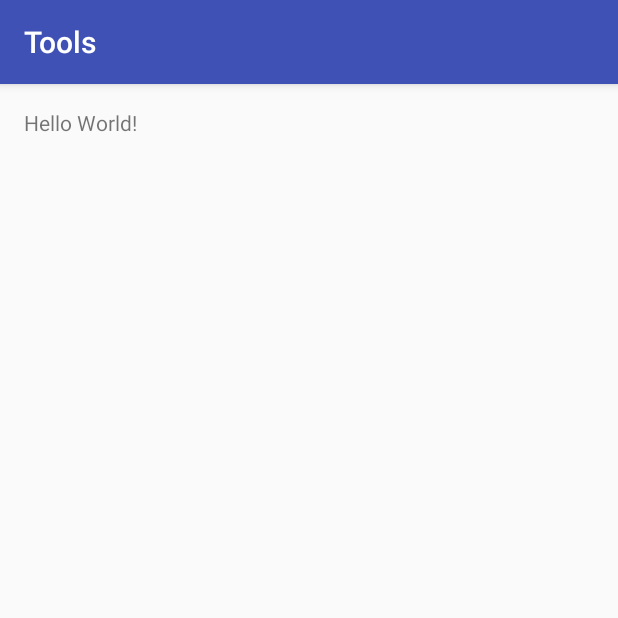
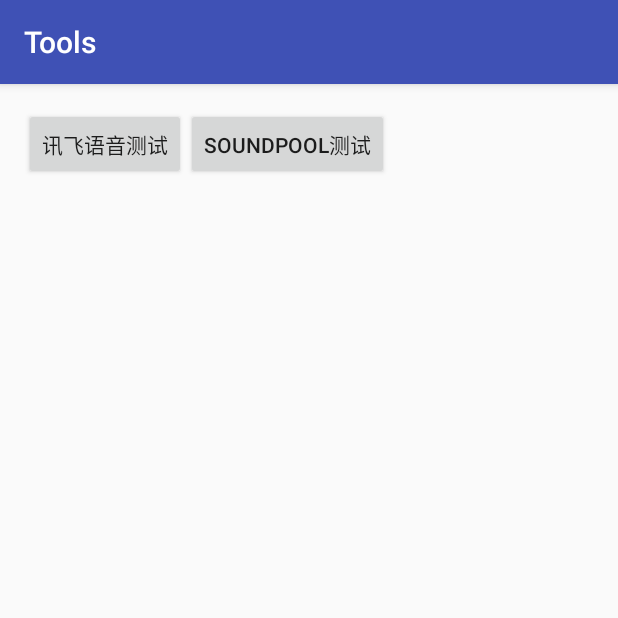
Before and after one commit to Frank1213/android_tools, an Android app: the screen it shows after launch (MainActivity), on a phone screen of 412 x 824 dp, the top half of it. Run offline under Robolectric (Android 15) with nearby library versions, the phone set to English and light mode, and no system bars.

Commit message:
版本2
增加了讯飞语音
增加了SoundPool管理类

```diff
--- a/Tools/app/build.gradle
+++ b/Tools/app/build.gradle
@@ -11,6 +11,7 @@ android {
         versionName "1.0"
         testInstrumentationRunner "android.support.test.runner.AndroidJUnitRunner"
     }
+
     buildTypes {
         release {
             minifyEnabled false
@@ -32,4 +33,7 @@ dependencies {
     })
     compile 'com.android.support:appcompat-v7:24.2.1'
     testCompile 'junit:junit:4.12'
+
+    compile files('libs/Msc.jar')
+    compile files('libs/Sunflower.jar')
 }
--- a/Tools/app/src/main/java/linc/ps/tools/base/MainActivity.java
+++ b/Tools/app/src/main/java/linc/ps/tools/base/MainActivity.java
@@ -1,15 +1,46 @@
 package linc.ps.tools.base;
 
+import android.os.Bundle;
 import android.support.v7.app.AppCompatActivity;
-import android.os.Bundle;
+import android.view.View;
+import android.widget.Button;
+import android.widget.LinearLayout;
 
 import linc.ps.tools.R;
+import linc.ps.tools.sound.AudioUtils;
+import linc.ps.tools.sound.SoundPoolUtils;
 
-public class MainActivity extends AppCompatActivity {
+public class MainActivity extends AppCompatActivity implements View.OnClickListener {
+
+    private Button btn_one;
+    private LinearLayout activity_main;
+    private Button btn_two;
 
     @Override
     protected void onCreate(Bundle savedInstanceState) {
         super.onCreate(savedInstanceState);
         setContentView(R.layout.activity_main);
+        initView();
+    }
+
+    private void initView() {
+        btn_one = (Button) findViewById(R.id.btn_one);
+        activity_main = (LinearLayout) findViewById(R.id.activity_main);
+
+        btn_one.setOnClickListener(this);
+        btn_two = (Button) findViewById(R.id.btn_two);
+        btn_two.setOnClickListener(this);
+    }
+
+    @Override
+    public void onClick(View v) {
+        switch (v.getId()) {
+            case R.id.btn_one:
+                AudioUtils.getInstance().speakText("十七点整");
+                break;
+            case R.id.btn_two:
+                SoundPoolUtils.getInstance().play(1,0);
+                break;
+        }
     }
 }
--- a/Tools/app/src/main/java/linc/ps/tools/base/MyApplication.java
+++ b/Tools/app/src/main/java/linc/ps/tools/base/MyApplication.java
@@ -3,29 +3,30 @@ package linc.ps.tools.base;
 import android.app.Application;
 import android.content.Context;
 
+import com.iflytek.cloud.SpeechConstant;
+import com.iflytek.cloud.SpeechUtility;
+
 import linc.ps.tools.crash.CrashUtils;
+import linc.ps.tools.sound.AudioUtils;
 
 /**
- * Created by Frank on 2016/12/22.
  * 1.全局异常捕获
  * 2.讯飞语音初始化
  * 3.数据库
  */
-
 public class MyApplication extends Application {
     public static Context context;
     @Override
     public void onCreate() {
         super.onCreate();
         context = getApplicationContext();
-        // 全局闪退异常记录
+        // 1.全局闪退异常记录
         CrashUtils crashUtils = CrashUtils.getInstance();
         crashUtils.init();
-        // 讯飞语音注册,初始化语音对象
-//        SpeechUtility.createUtility(context, SpeechConstant.APPID+"=5876d59c");
-//        AudioUtils.getInstance().init(context);
+        // 2.讯飞语音注册,初始化语音对象
+        SpeechUtility.createUtility(context, SpeechConstant.APPID+"=5876d59c");
+        AudioUtils.getInstance().init(context);
     }
-
     /**
      * 获取全局上下文*/
     public static Context getContext() {
--- a/Tools/app/src/main/java/linc/ps/tools/crash/CrashModel.java
+++ b/Tools/app/src/main/java/linc/ps/tools/crash/CrashModel.java
@@ -4,7 +4,6 @@ package linc.ps.tools.crash;
  * Created by Frank on 2016/12/23.
  * 全局异常捕获
  */
-
 public class CrashModel {
     /*
         ************* Crash Log Head ****************
@@ -16,7 +15,6 @@ public class CrashModel {
         App VersionCode    : 0
         ************* Crash Log Head ****************
         */
-
     private String DeviceManufacturer;
     private String DeviceModel;
     private String AndroidVersion;
--- a/Tools/app/src/main/java/linc/ps/tools/crash/CrashUtils.java
+++ b/Tools/app/src/main/java/linc/ps/tools/crash/CrashUtils.java
@@ -11,26 +11,14 @@ import java.util.Locale;
  * Created by Frank on 2016/12/22.
  * 崩溃相关工具类
  */
+public class CrashUtils implements Thread.UncaughtExceptionHandler {
+    private volatile static CrashUtils mInstance;
+    private Thread.UncaughtExceptionHandler mHandler;
+    private boolean mInitialized;
+    private CrashUtils() {
 
-public class CrashUtils implements Thread.UncaughtExceptionHandler {
-
-    private volatile static CrashUtils mInstance;
-
-    private Thread.UncaughtExceptionHandler mHandler;
-    private boolean                  mInitialized;
-    private String                   crashDir;
-    private String                   versionName;
-    private int                      versionCode;
-
-    private CrashUtils() {
     }
-
-    /**
-     * 获取单例
-     * <p>在Application中初始化{@code CrashUtils.getInstance().init(this);}</p>
-     *
-     * @return 单例
-     */
+    /**单例**/
     public static CrashUtils getInstance() {
         if (mInstance == null) {
             synchronized (CrashUtils.class) {
@@ -41,23 +29,15 @@ public class CrashUtils implements Thread.UncaughtExceptionHandler {
         }
         return mInstance;
     }
-
-    /**
-     * 初始化
-     *
-     * @return {@code true}: 成功<br>{@code false}: 失败
-     */
+    /*** 初始化{true: 成功;false: 失败}**/
     public boolean init() {
         if (mInitialized) return true;
         mHandler = Thread.getDefaultUncaughtExceptionHandler();
         Thread.setDefaultUncaughtExceptionHandler(this);
         return mInitialized = true;
     }
-
     @Override
     public void uncaughtException(Thread thread, final Throwable throwable) {
-
-
         new Thread(new Runnable() {
             @Override
             public void run() {
@@ -68,7 +48,6 @@ public class CrashUtils implements Thread.UncaughtExceptionHandler {
                 crashModel.setAndroidVersion(Build.VERSION.RELEASE);
                 crashModel.setAndroidSDK(Build.VERSION.SDK_INT);
                 crashModel.setMessage(throwable.getMessage());
-                Log.e("test", "--->into uncaughtException run :");
                 // 接下来就是调用服务端的接口去保存闪退的信息
             }
         }).start();
@@ -76,20 +55,4 @@ public class CrashUtils implements Thread.UncaughtExceptionHandler {
             mHandler.uncaughtException(thread, throwable);
         }
     }
-
-    /**
-     * 获取崩溃头
-     *
-     * @return 崩溃头
-     */
-    private String getCrashModel() {
-        return "\n************* Crash Log Head ****************" +
-                "\nDevice Manufacturer: " + Build.MANUFACTURER +// 设备厂商
-                "\nDevice Model       : " + Build.MODEL +// 设备型号
-                "\nAndroid Version    : " + Build.VERSION.RELEASE +// 系统版本
-                "\nAndroid SDK        : " + Build.VERSION.SDK_INT +// SDK版本
-                "\nApp VersionName    : " + versionName +
-                "\nApp VersionCode    : " + versionCode +
-                "\n************* Crash Log Head ****************\n\n";
-    }
 }
--- /dev/null
+++ b/Tools/app/src/main/java/linc/ps/tools/sound/AudioUtils.java
@@ -0,0 +1,103 @@
+package linc.ps.tools.sound;
+
+import android.content.Context;
+import android.os.Bundle;
+import android.util.Log;
+
+import com.iflytek.cloud.InitListener;
+import com.iflytek.cloud.SpeechConstant;
+import com.iflytek.cloud.SpeechError;
+import com.iflytek.cloud.SpeechSynthesizer;
+import com.iflytek.cloud.SynthesizerListener;
+
+/**
+ * Created by Frank on 2017/1/17.
+ * 语音播放工具类
+ */
+public class AudioUtils {
+    private static AudioUtils audioUtils;
+
+    private SpeechSynthesizer mySynthesizer;
+
+    public AudioUtils() {
+    }
+
+    /**
+     * 描述:单例
+     */
+    public static AudioUtils getInstance() {
+        if (audioUtils == null) {
+            synchronized (AudioUtils.class) {
+                if (audioUtils == null) {
+                    audioUtils = new AudioUtils();
+                }
+            }
+        }
+        return audioUtils;
+    }
+
+    private InitListener myInitListener = new InitListener() {
+        @Override
+        public void onInit(int code) {
+            Log.d("test:", "InitListener init() code = " + code);
+        }
+    };
+
+
+    /**
+     * 描述:初始化语音配置
+     */
+    public void init(Context context) {
+        //处理语音合成关键类
+        mySynthesizer = SpeechSynthesizer.createSynthesizer(context, myInitListener);
+        //设置发音人
+        mySynthesizer.setParameter(SpeechConstant.VOICE_NAME, "xiaoyan");
+        //设置音调
+        mySynthesizer.setParameter(SpeechConstant.PITCH, "50");
+        //设置音量
+        mySynthesizer.setParameter(SpeechConstant.VOLUME, "50");
+
+    }
+
+    /**
+     * 描述:根据传入的文本转换音频并播放
+     */
+    public void speakText(String content) {
+        int code = mySynthesizer.startSpeaking(content, new SynthesizerListener() {
+            @Override
+            public void onSpeakBegin() {
+
+            }
+
+            @Override
+            public void onBufferProgress(int i, int i1, int i2, String s) {
+
+            }
+
+            @Override
+            public void onSpeakPaused() {
+
+            }
+
+            @Override
+            public void onSpeakResumed() {
+
+            }
+
+            @Override
+            public void onSpeakProgress(int i, int i1, int i2) {
+
+            }
+
+            @Override
+            public void onCompleted(SpeechError speechError) {
+
+            }
+
+            @Override
+            public void onEvent(int i, int i1, int i2, Bundle bundle) {
+
+            }
+        });
+    }
+}
--- a/Tools/app/src/main/res/layout/activity_main.xml
+++ b/Tools/app/src/main/res/layout/activity_main.xml
@@ -1,5 +1,5 @@
 <?xml version="1.0" encoding="utf-8"?>
-<RelativeLayout xmlns:android="http://schemas.android.com/apk/res/android"
+<LinearLayout xmlns:android="http://schemas.android.com/apk/res/android"
     xmlns:tools="http://schemas.android.com/tools"
     android:id="@+id/activity_main"
     android:layout_width="match_parent"
@@ -10,8 +10,15 @@
     android:paddingTop="@dimen/activity_vertical_margin"
     tools:context="linc.ps.tools.base.MainActivity">
 
-    <TextView
+    <Button
+        android:id="@+id/btn_one"
         android:layout_width="wrap_content"
         android:layout_height="wrap_content"
-        android:text="Hello World!" />
-</RelativeLayout>
+        android:text="讯飞语音测试" />
+
+    <Button
+        android:id="@+id/btn_two"
+        android:layout_width="wrap_content"
+        android:layout_height="wrap_content"
+        android:text="SoundPool测试" />
+</LinearLayout>
```
Also changed, not shown: Tools/app/src/main/AndroidManifest.xml (+8 -0 lines), Tools/app/src/main/java/linc/ps/tools/sound/SoundPoolUtils.java (added, +73 -0 lines), Tools/app/libs/Msc.jar (added), Tools/app/libs/Sunflower.jar (added), 4 other files.
